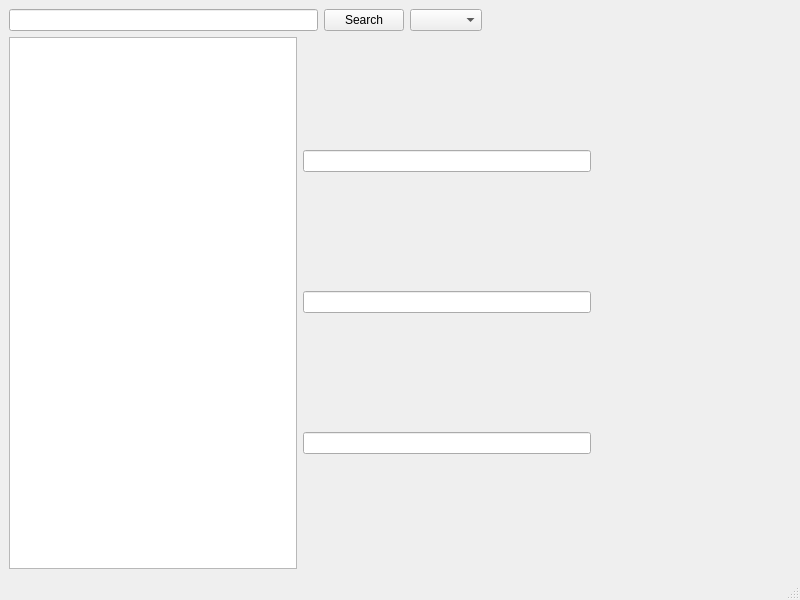
This is mainwindow.ui in happy394/qt_hse as Qt 5 draws it before an edit. The edited form follows.
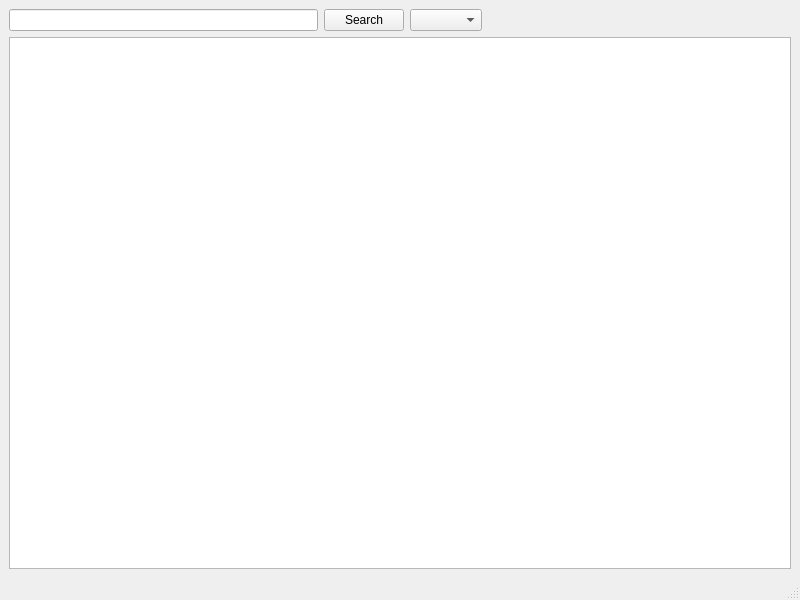
This is the edited form.

What changed in the file:
```diff
--- a/mainwindow.ui
+++ b/mainwindow.ui
@@ -52,36 +52,10 @@
     <item>
      <layout class="QHBoxLayout" name="horizontalLayout">
       <item>
-       <widget class="QListView" name="listView"/>
+       <layout class="QVBoxLayout" name="verticalLayout_2"/>
       </item>
       <item>
-       <layout class="QVBoxLayout" name="verticalLayout_2">
-        <item>
-         <widget class="QLineEdit" name="countryLineEdit"/>
-        </item>
-        <item>
-         <widget class="QLineEdit" name="dateLineEdit"/>
-        </item>
-        <item>
-         <widget class="QLineEdit" name="ratingLineEdit"/>
-        </item>
-       </layout>
-      </item>
-      <item>
-       <spacer name="horizontalSpacer_2">
-        <property name="orientation">
-         <enum>Qt::Horizontal</enum>
-        </property>
-        <property name="sizeType">
-         <enum>QSizePolicy::Fixed</enum>
-        </property>
-        <property name="sizeHint" stdset="0">
-         <size>
-          <width>200</width>
-          <height>40</height>
-         </size>
-        </property>
-       </spacer>
+       <widget class="QTableView" name="tableView"/>
       </item>
      </layout>
     </item>
```
Left out of the diff: 2 changed lines with no effect on the pictures.
